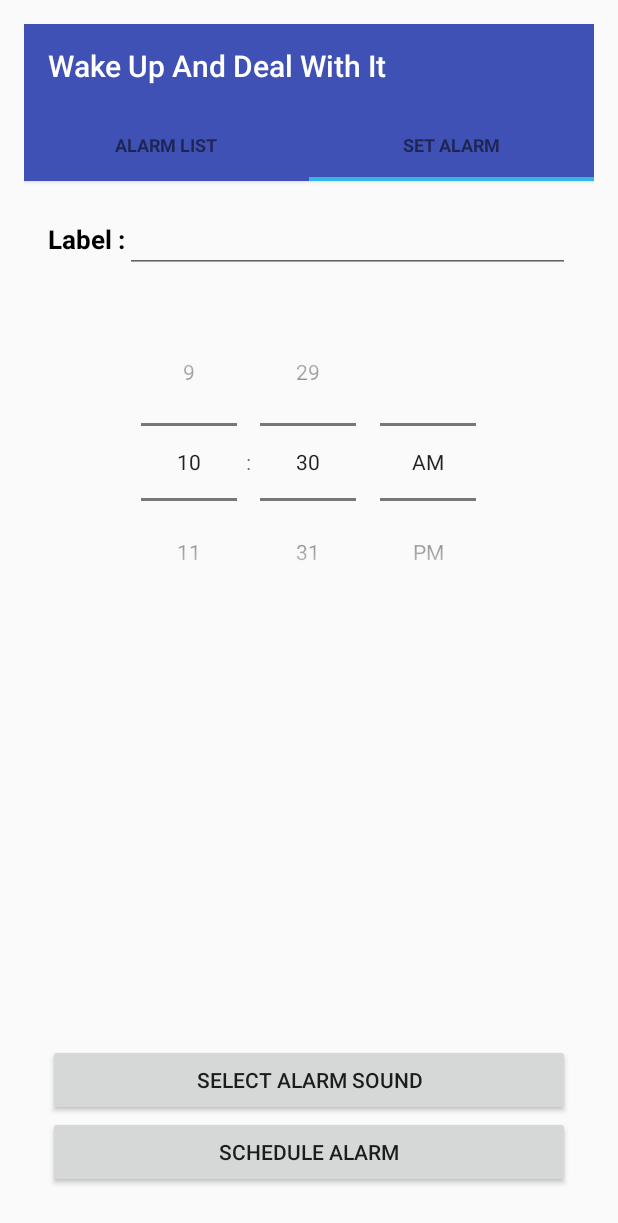
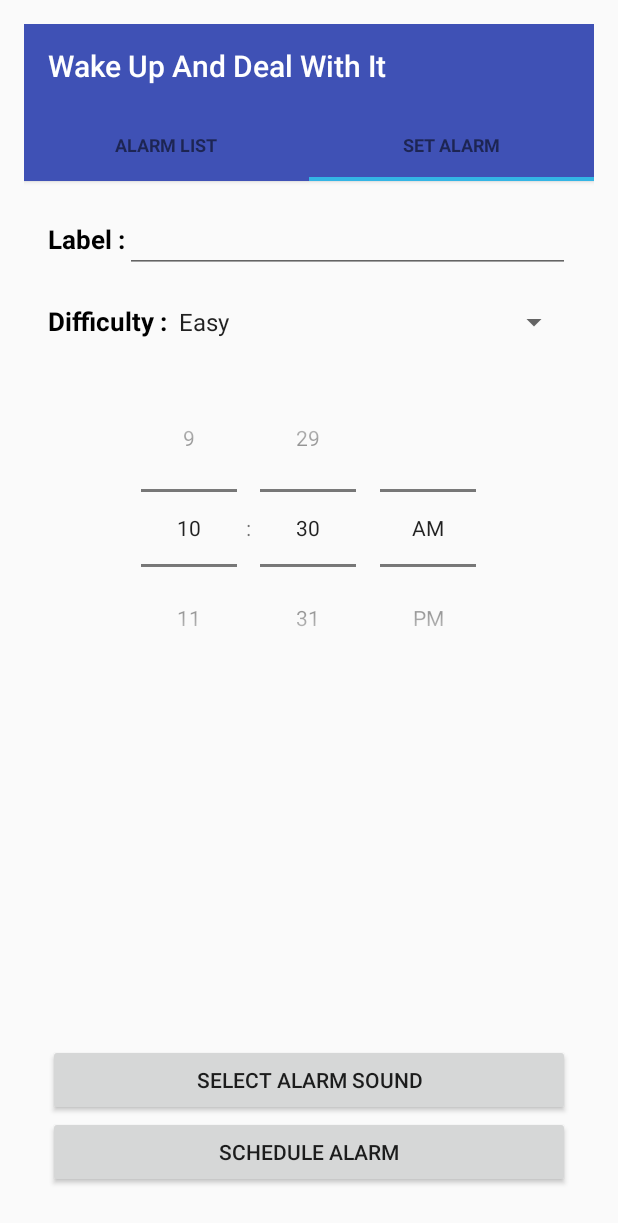
Before and after one commit to patsimd/WakeUpAndDealWithIt, an Android app: the screen it shows after launch (MainActivity), after a tap on "SET ALARM", on a phone screen of 412 x 824 dp. Shown: the top 1223 px of the screen. Run offline under Robolectric (Android 15) with nearby library versions, the phone set to English and light mode, and no system bars.

Commit message:
Difficulty

```diff
--- a/app/src/main/java/al/demo/alarmmanagerdemo/Game.java
+++ b/app/src/main/java/al/demo/alarmmanagerdemo/Game.java
@@ -19,10 +19,13 @@ import android.view.View;
 
 public class Game extends AppCompatActivity {
     private Context context;
+    public static String[] Difficulties = {"Easy","Normal","Hard"};
 
+    protected String difficulte;
 
     protected void onCreate(Bundle savedInstanceState) {
         super.onCreate(savedInstanceState);
+        difficulte = getIntent().getStringExtra("Difficulty");
     }
 
     public void gameCompleted()
--- a/app/src/main/java/al/demo/alarmmanagerdemo/NotificationPublisher.java
+++ b/app/src/main/java/al/demo/alarmmanagerdemo/NotificationPublisher.java
@@ -42,6 +42,8 @@ public class NotificationPublisher extends BroadcastReceiver {
                 break;
         }
 
+        contentIntent.putExtra("Difficulty",intent.getStringExtra("difficultyString"));
+
         contentIntent.setAction(Intent.ACTION_MAIN);
         contentIntent.addCategory(Intent.CATEGORY_LAUNCHER);
         contentIntent.addFlags(Intent.FLAG_ACTIVITY_NEW_TASK);
--- a/app/src/main/java/al/demo/alarmmanagerdemo/fragment/setAlarmFragment.java
+++ b/app/src/main/java/al/demo/alarmmanagerdemo/fragment/setAlarmFragment.java
@@ -12,6 +12,7 @@ import android.os.Bundle;
 import android.view.LayoutInflater;
 import android.view.View;
 import android.view.ViewGroup;
+import android.widget.Spinner;
 import android.widget.TextView;
 import android.widget.TimePicker;
 
@@ -37,10 +38,12 @@ public class setAlarmFragment extends Fragment{
 
     private TextView alarmStatusTextView;
     private TextView alarmNameTextView;
+    private Spinner spinnerDifficulty;
     private int s_hour;
     private int s_minute;
     private Calendar selectedTime;
     private Uri alarmMusic;
+
     @Override
     public View onCreateView(LayoutInflater inflater, ViewGroup vg, Bundle bundle){
         View v = inflater.inflate(R.layout.set_alarm,vg,false);
@@ -57,6 +60,8 @@ public class setAlarmFragment extends Fragment{
 
         alarmStatusTextView = (TextView) view.findViewById(R.id.status_text_view);
         alarmNameTextView = (TextView)view.findViewById(R.id.alarmName);
+        spinnerDifficulty = (Spinner)view.findViewById(R.id.alarmDifficultySpinner);
+
         view.findViewById(R.id.schedule_notification_button).setOnClickListener(new View.OnClickListener() {
             @Override
             public void onClick(View v) {
@@ -67,10 +72,11 @@ public class setAlarmFragment extends Fragment{
                 else
                     notificationIntent.putExtra("AlarmName",alarmNameTextView.getText().toString());
                 notificationIntent.putExtra("musicUri",alarmMusic.toString());
+                notificationIntent.putExtra("difficultyString", spinnerDifficulty.getSelectedItem().toString());
 
                 //long temp = Calendar.getInstance().getTimeInMillis() + 10;
 
-                long id = MainActivity.dbHelper.addAlarm(alarmNameTextView.getText().toString(),selectedTime.getTime().getHours(),selectedTime.getTime().getMinutes(),1,"easy",true);
+                long id = MainActivity.dbHelper.addAlarm(alarmNameTextView.getText().toString(),selectedTime.getTime().getHours(),selectedTime.getTime().getMinutes(),1,spinnerDifficulty.getSelectedItem().toString(),true);
                 PendingIntent pendingIntent = PendingIntent.getBroadcast(getContext(), (int)id, notificationIntent, PendingIntent.FLAG_UPDATE_CURRENT);
                 //selectedTime = Calendar.getInstance();
                 //selectedTime.add(Calendar.MINUTE, 1);
--- a/app/src/main/res/layout/set_alarm.xml
+++ b/app/src/main/res/layout/set_alarm.xml
@@ -33,6 +33,28 @@
             android:inputType="text" />
     </LinearLayout>
 
+    <LinearLayout
+        android:layout_width="match_parent"
+        android:layout_height="wrap_content"
+        android:orientation="horizontal"
+        android:paddingTop="20dp">
+
+        <TextView
+            android:id="@+id/alarmLabeLDifficulty"
+            android:layout_width="wrap_content"
+            android:layout_height="wrap_content"
+            android:textStyle="bold"
+            android:textSize="17sp"
+            android:textColor="@android:color/black"
+            android:text="Difficulty :" />
+
+        <Spinner
+            android:id="@+id/alarmDifficultySpinner"
+            android:layout_width="match_parent"
+            android:layout_height="wrap_content"
+            android:entries="@array/difficulties_array" />
+    </LinearLayout>
+
 
     <TimePicker
         android:id="@+id/alarmTimeSelector"
--- a/app/src/main/res/values/strings.xml
+++ b/app/src/main/res/values/strings.xml
@@ -1,3 +1,9 @@
 <resources>
     <string name="app_name">Wake Up And Deal With It</string>
+
+    <string-array name="difficulties_array">
+        <item>Easy</item>
+        <item>Normal</item>
+        <item>Hard</item>
+    </string-array>
 </resources>
```
Also changed, not shown: app/src/main/java/al/demo/alarmmanagerdemo/MathExercice.java (+5 -7 lines), app/src/main/java/al/demo/alarmmanagerdemo/SentenceExercice.java (+4 -6 lines), app/src/main/java/al/demo/alarmmanagerdemo/ShakingGame.java (+15 -0 lines).
